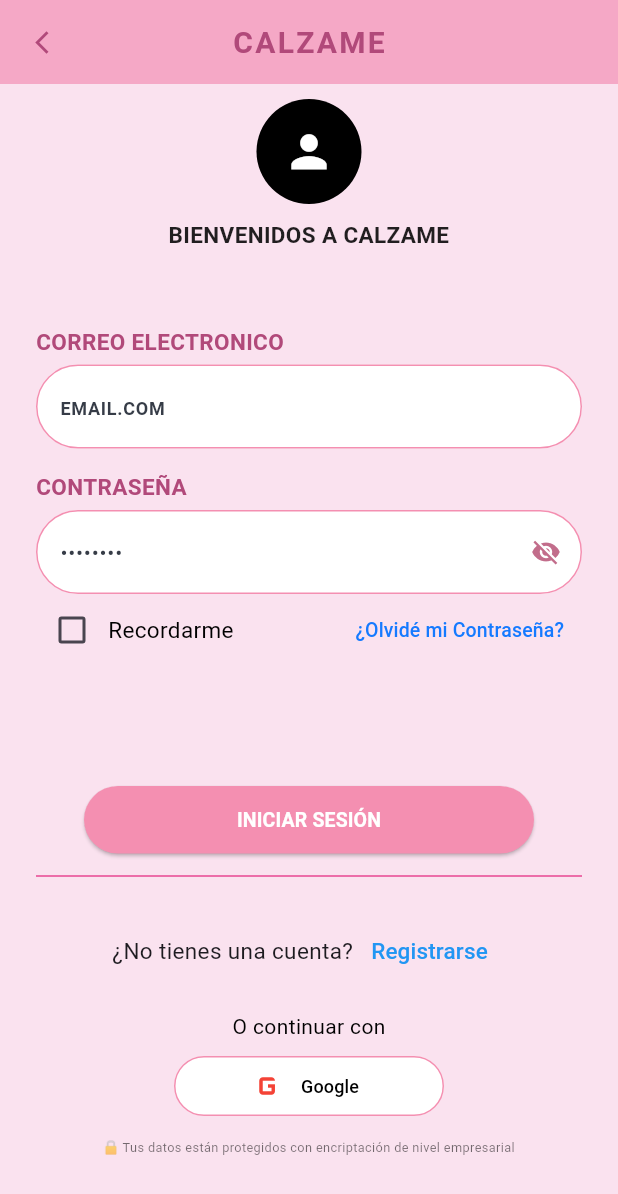
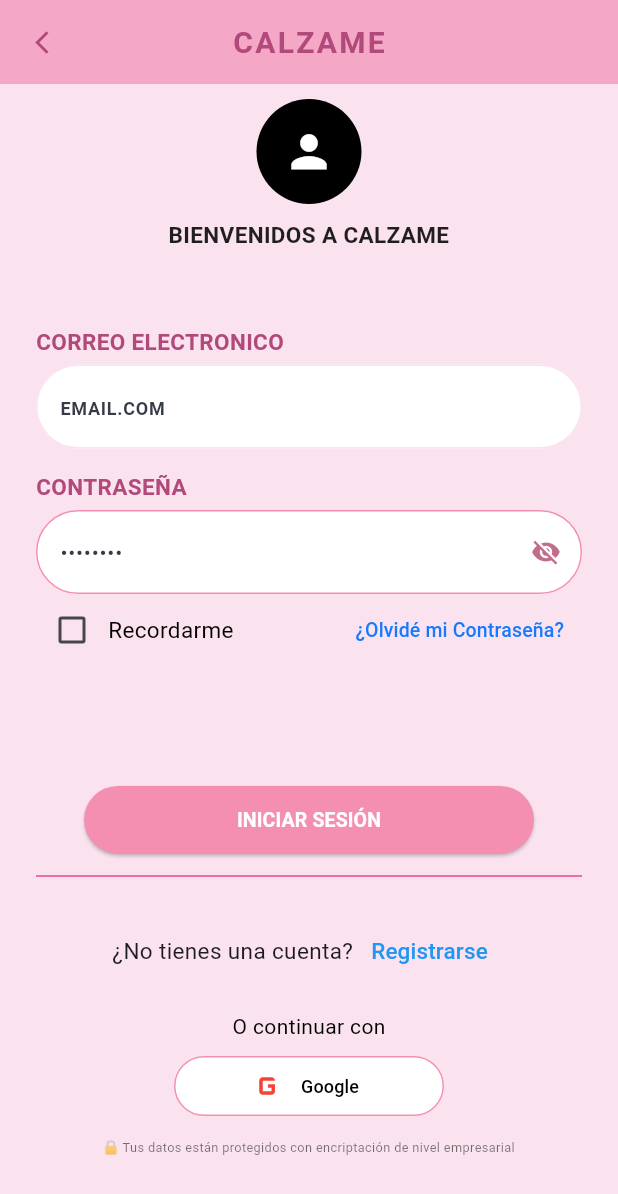
Before and after one commit to monicaguarsena-droid/Proyecto-Calzame, a Flutter app: the InicioSesion screen opened directly, on a phone screen of 412 x 824 dp. Shown: the top 1194 px of the screen. Run offline on Flutter 3.47's test engine with Material 3 defaults, Android fonts, the phone set to English and light mode, and no system bars.

Commit message:
subir cambios f

```diff
--- a/FRONTEND/lib/pantallas/inicio_sesion.dart
+++ b/FRONTEND/lib/pantallas/inicio_sesion.dart
@@ -70,10 +70,10 @@
                   ),
                   enabledBorder: OutlineInputBorder(
                     borderRadius: BorderRadius.all(Radius.circular(30)),
-                    borderSide: BorderSide(color: Color(0xFFF48FB1)),
+                    borderSide: BorderSide(color: ColoresApp.fondoApp)),
                   ),
                 ),
-              ),
+
               const SizedBox(height: 15),
 
               // Contraseña
```
